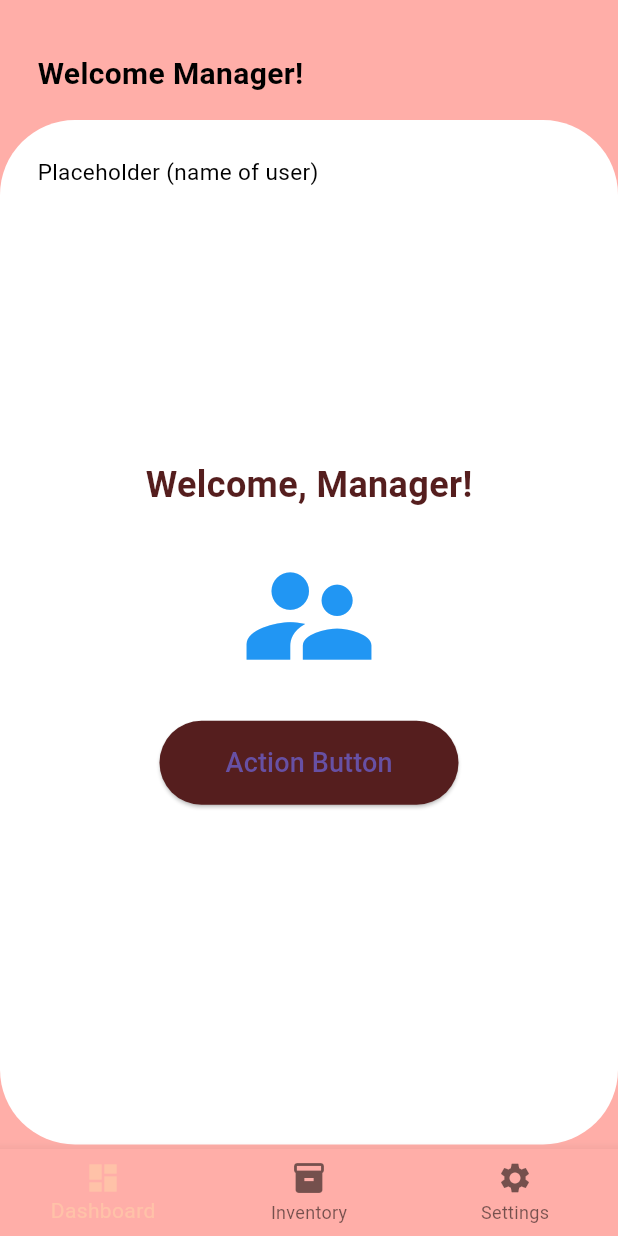
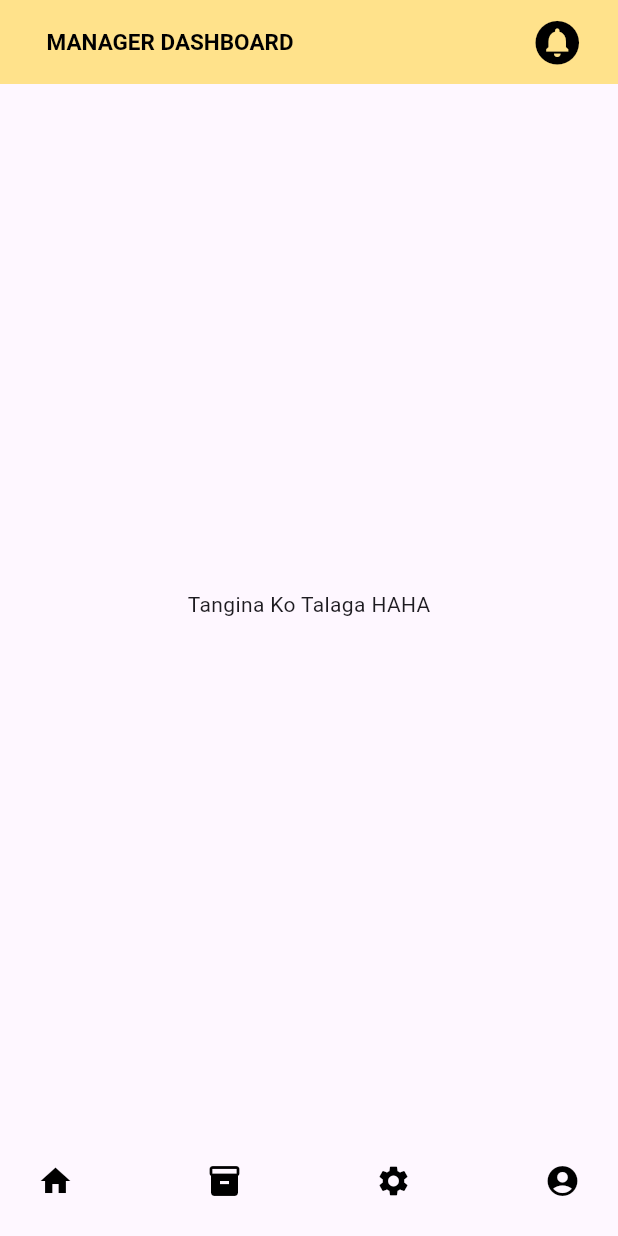
Before and after one commit to Jayr222/Sales_and_inventory_system, a Flutter app: the ManagerDashboard screen opened directly, on a phone screen of 412 x 824 dp. Run offline on Flutter 3.47's test engine with Material 3 defaults, Android fonts, the phone set to English and light mode, and no system bars; drawn by our look-alikes of google_nav_bar; our stand-ins replace cloud_firestore, firebase_auth, firebase_core; accounts and stored records are empty.

Commit message:
Changed the design for manager dashboard and added google navbar in pubspec yaml

```diff
--- a/flutter_application_1/lib/screens/manager_dashboard.dart
+++ b/flutter_application_1/lib/screens/manager_dashboard.dart
@@ -1,166 +1,61 @@
 import 'package:flutter/material.dart';
+import 'package:google_nav_bar/google_nav_bar.dart';
 
 class ManagerDashboard extends StatefulWidget {
   const ManagerDashboard({super.key});
 
   @override
-  _ManagerDashboardState createState() => _ManagerDashboardState();
+  State<ManagerDashboard> createState() => _MyWidgetState();
 }
 
-class _ManagerDashboardState extends State<ManagerDashboard> {
-  int _selectedIndex = 0; // Track the selected tab index
-
-  // List of widgets for each tab
-  static const List<Widget> _pages = <Widget>[
-    Center(child: Text('Dashboard Page', style: TextStyle(fontSize: 24))),
-    Center(child: Text('Inventory Page', style: TextStyle(fontSize: 24))),
-    Center(child: Text('Settings Page', style: TextStyle(fontSize: 24))),
-  ];
-
-  // Handle tab switching
-  void _onItemTapped(int index) {
-    setState(() {
-      _selectedIndex = index;
-    });
-  }
-
+class _MyWidgetState extends State<ManagerDashboard> {
   @override
   Widget build(BuildContext context) {
     return Scaffold(
-      body: Stack(
-        children: [
-          Container(
-            color: const Color.fromARGB(255, 255, 174, 168), // Peach background color
-            child: _selectedIndex == 0
-                ? _buildManagerWelcome() // Show welcome screen on the first tab
-                : _pages[_selectedIndex], // Switch to other pages
+      // bottom navigation bar that has 4 items
+      bottomNavigationBar: const GNav(
+        tabs: [
+          GButton(icon: Icons.home),
+          GButton(icon: Icons.inventory),
+          GButton(icon: Icons.settings),
+          GButton(icon: Icons.account_circle_rounded),
+        ],
+      ),
+
+      appBar: AppBar(
+        backgroundColor: const Color.fromARGB(255, 255, 226, 139),
+        title: const Padding(
+        padding: EdgeInsets.all(15.0),
+        child: Text('MANAGER DASHBOARD',
+          style: TextStyle(color: Color.fromARGB(255, 0, 0, 0),
+          fontWeight: FontWeight.bold, fontSize: 15,),
           ),
-          // Positioned Bottom Navigation Bar
-          Positioned(
-            left: 0,
-            right: 0,
-            bottom: 0,
-            child: BottomNavigationBar(
-              items: const <BottomNavigationBarItem>[
-                BottomNavigationBarItem(
-                  icon: Icon(Icons.dashboard),
-                  label: 'Dashboard',
-                ),
-                BottomNavigationBarItem(
-                  icon: Icon(Icons.inventory),
-                  label: 'Inventory',
-                ),
-                BottomNavigationBarItem(
-                  icon: Icon(Icons.settings),
-                  label: 'Settings',
-                ),
-              ],
-              currentIndex: _selectedIndex, // Highlight the selected tab
-              selectedItemColor: const Color.fromARGB(255, 255, 194, 168), // Color of the selected item
-              backgroundColor: const Color.fromARGB(255, 255, 174, 168), // Match background color
-              onTap: _onItemTapped, // Handle tab taps
+      ),
+        actions: [
+          Padding(
+            padding: const EdgeInsets.symmetric(horizontal: 15, vertical: 3),
+            child: IconButton(
+            icon: const Icon (Icons.circle_notifications, color: Color.fromARGB(255, 0, 0, 0),
+            size: 35,),
+            onPressed: () {
+              //adding functionality to the icon button created on the top right side of the appbar
+              }
             ),
           ),
-          // Placeholder for text at the top
-          const Positioned(
-            top: 35,
-            left: 5,
-            right: 30,
-            child: Padding(
-              padding: EdgeInsets.symmetric(horizontal: 20.0),
-              child: Column(
-                crossAxisAlignment: CrossAxisAlignment.start, // Aligns text to the start
-                children: [
-                  Text(
-                    'Welcome Manager!',
-                    style: TextStyle(
-                      fontSize: 20,
-                      fontWeight: FontWeight.bold, // Make the text bold
-                      color: Color.fromARGB(255, 0, 0, 0),
-                    ),
-                  ),
-                  SizedBox(height: 40), // Space between the texts
-                  Text(
-                    'Placeholder (name of user)',
-                    style: TextStyle(
-                      fontSize: 15,
-                      color: Color.fromARGB(255, 0, 0, 0),
-                    ),
-                  ),
-                ],
-              ),
-            ),
-          ),
-        ],
+        ]
       ),
-    );
-  }
 
-  // Widget to display welcome message
-  Widget _buildManagerWelcome() {
-    return Center(
-      child: Padding(
-        padding: const EdgeInsets.only(top: 80, bottom: 61), // Adjusted top padding and added bottom space
-        child: Column(
-          children: [
-            Expanded(
-              child: Container(
-                padding: const EdgeInsets.symmetric(vertical: 32.0), // Padding inside the container for top and bottom
-                width: double.infinity, // Stretch the container to fill the entire width
-                decoration: const BoxDecoration(
-                  color: Colors.white, // White background for the container
-                  borderRadius: BorderRadius.all(Radius.circular(50.0)), // Rounded corners
-                ),
-                child: Column(
-                  mainAxisAlignment: MainAxisAlignment.center, // Center items vertically
-                  children: [
-                    // Welcome text centered in the container
-                    const Column(
-                      mainAxisAlignment: MainAxisAlignment.center,
-                      children: [
-                        Text(
-                          'Welcome, Manager!',
-                          style: TextStyle(
-                            fontSize: 24,
-                            fontWeight: FontWeight.bold,
-                            color: Color.fromARGB(255, 85, 30, 30),
-                          ),
-                        ),
-                        SizedBox(height: 20),
-                        Icon(
-                          Icons.supervisor_account,
-                          size: 100,
-                          color: Colors.blue,
-                        ),
-                        SizedBox(height: 20), // Add spacing at the bottom
-                      ],
-                    ),
-                    // Elevated button at the bottom
-                    ElevatedButton(
-                      onPressed: () {
-                        // Define what happens when the button is pressed
-                      },
-                      style: ElevatedButton.styleFrom(
-                        backgroundColor: const Color.fromARGB(255, 85, 30, 30), // Background color of the button
-                        shape: RoundedRectangleBorder(
-                          borderRadius: BorderRadius.circular(30.0), // Rounded corners for the button
-                        ),
-                      ),
-                      child: const Padding(
-                        padding: EdgeInsets.symmetric(horizontal: 20.0, vertical: 15.0), // Padding for the button
-                        child: Text(
-                          'Action Button', // Button text
-                          style: TextStyle(fontSize: 18), // Text style for the button
-                        ),
-                      ),
-                    ),
-                  ],
-                ),
-              ),
-            ),
-          ],
-        ),
-      ),
+      body: const Center(
+        child: Text('Tangina Ko Talaga HAHA'))
+        // Row of Container 2
+
+        // inventory message
+
+        //Container for Item 1
+
+        // Container for Item 2
+
+        // Add stock elevated button
     );
   }
 }
--- a/flutter_application_1/pubspec.yaml
+++ b/flutter_application_1/pubspec.yaml
@@ -40,6 +40,7 @@ dependencies:
   firebase_core: ^3.5.0
   firebase_auth: ^5.3.0
   cloud_firestore: ^5.4.2
+  google_nav_bar: ^5.0.6
 
 dev_dependencies:
   flutter_test:
```
Also changed, not shown: flutter_application_1/flutter_01.png (added), flutter_application_1/pubspec.lock.
